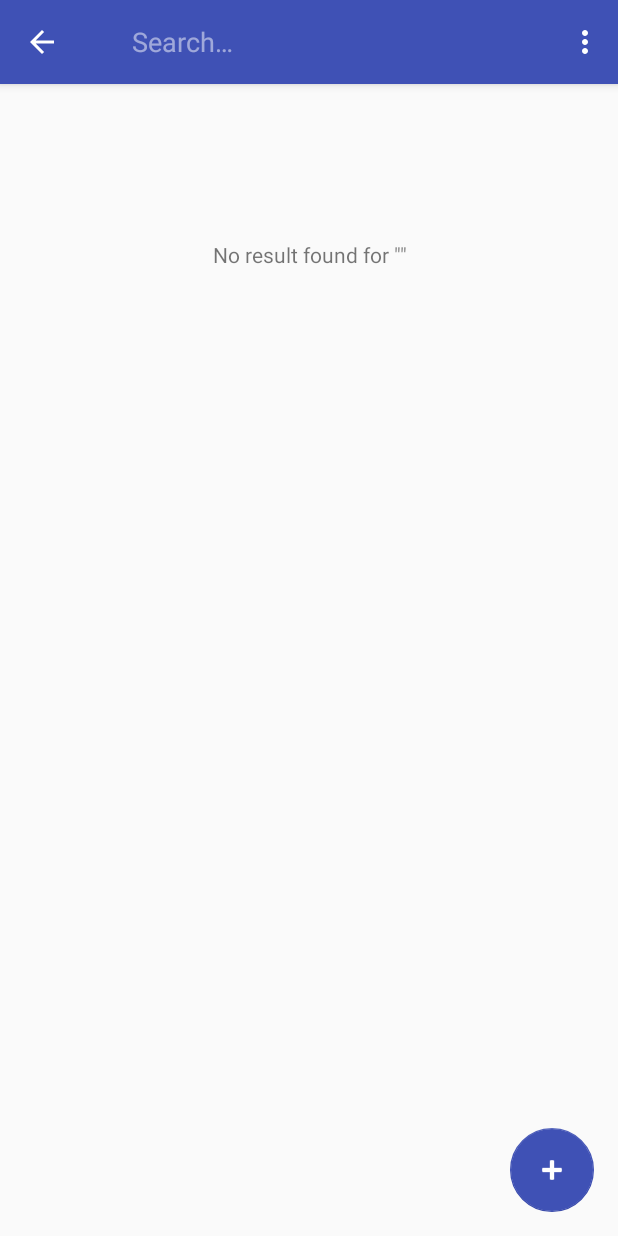
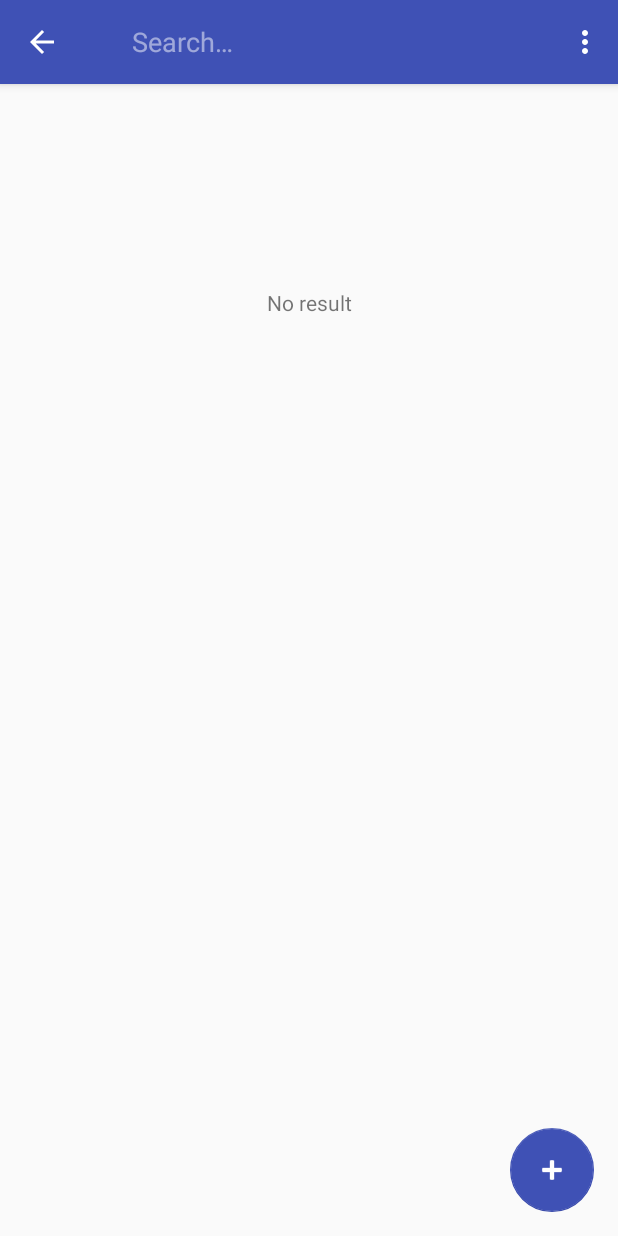
Before and after one commit to mryuezhang/NextText, an Android app: the screen it shows after launch (MessageListActivity), after a tap on "Search", on a phone screen of 412 x 824 dp. Run offline under Robolectric (Android 15) with nearby library versions, the phone set to English and light mode, and no system bars.

Commit message:
Optimized UI

```diff
--- a/app/src/main/java/com/example/yue/nexttext/DataType/Time.java
+++ b/app/src/main/java/com/example/yue/nexttext/DataType/Time.java
@@ -2,6 +2,7 @@ package com.example.yue.nexttext.DataType;
 
 import android.os.Parcel;
 import android.os.Parcelable;
+
 import java.util.Calendar;
 
 /**
@@ -19,9 +20,7 @@ public class Time implements Parcelable {
         this.status = newStatus;
     }
 
-    public Time() {}
-
-    protected Time(Parcel in) {
+    private Time(Parcel in) {
         date = in.readString();
         time = in.readString();
         type = in.readInt();
@@ -85,8 +84,6 @@ public class Time implements Parcelable {
             hour -= 12;
             AM = "PM";
         }
-
-
         return hour + ":" + minute + AM;
     }
 
--- a/app/src/main/java/com/example/yue/nexttext/UI/MessageListActivity.kt
+++ b/app/src/main/java/com/example/yue/nexttext/UI/MessageListActivity.kt
@@ -16,6 +16,7 @@ import android.util.Log
 import android.view.ActionMode
 import android.view.Menu
 import android.view.MenuItem
+import android.view.View
 import android.widget.AbsListView
 import android.widget.ListView
 import com.example.yue.nexttext.DataType.MessageWrapper
@@ -74,13 +75,10 @@ class MessageListActivity : AppCompatActivity(), NavigationView.OnNavigationItem
     override fun onCreateOptionsMenu(menu: Menu): Boolean {
         // Inflate the menu; this adds items to the action bar if it is present.
         menuInflater.inflate(R.menu.message_list, menu)
-        return true
-    }
 
-    override fun onPrepareOptionsMenu(menu: Menu?): Boolean {
         val searchManager = getSystemService(Context.SEARCH_SERVICE) as SearchManager
 
-        val searchMenuItem = menu!!.findItem(R.id.search)
+        val searchMenuItem = menu.findItem(R.id.search)
 
         val searchView = searchMenuItem.actionView as SearchView
 
@@ -96,13 +94,14 @@ class MessageListActivity : AppCompatActivity(), NavigationView.OnNavigationItem
                 (message_list.adapter as MessageListAdapter).filter.filter(newText)
                 return true
             }
-
         })
-
 
         searchMenuItem.setOnActionExpandListener(object : MenuItem.OnActionExpandListener {
             override fun onMenuItemActionCollapse(item: MenuItem): Boolean {
                 searchView.clearFocus()
+                findViewById<View>(R.id.emptyView_text).visibility = View.VISIBLE
+                findViewById<View>(R.id.no_result_empty_view).visibility = View.INVISIBLE
+                message_list.emptyView = emptyView_for_ListView
                 when(toolbar.title){
                     "SMS" -> setupMessageList_SMSOnly()
                     "Email" -> setupMessageList_EmailsOnly()
@@ -112,11 +111,14 @@ class MessageListActivity : AppCompatActivity(), NavigationView.OnNavigationItem
             }
 
             override fun onMenuItemActionExpand(item: MenuItem): Boolean {
-                // Do something when expanded
+                findViewById<View>(R.id.no_result_empty_view).visibility = View.VISIBLE
+                findViewById<View>(R.id.emptyView_text).visibility = View.INVISIBLE
+                message_list.emptyView = no_result_empty_view
                 return true  // Return true to expand action view
             }
         })
-        return super.onPrepareOptionsMenu(menu)
+
+        return true
     }
 
     override fun onOptionsItemSelected(item: MenuItem): Boolean = when (item.itemId) {
@@ -159,12 +161,13 @@ class MessageListActivity : AppCompatActivity(), NavigationView.OnNavigationItem
     //MARK: private methods
     private fun setupMessageList(){
         message_list.emptyView = emptyView_for_ListView
+        findViewById<View>(R.id.no_result_empty_view).visibility = View.INVISIBLE
 
         val messageListAdapter = MessageListAdapter(this@MessageListActivity, messageManager!!.allMessages)
 
         message_list.adapter = messageListAdapter
 
-        message_list.isTextFilterEnabled = true
+        //message_list.isTextFilterEnabled = true
 
         message_list.setOnItemClickListener { _, _, i, _ -> editMessage(i) }
 
--- a/app/src/main/java/com/example/yue/nexttext/UI/MessageListAdapter.kt
+++ b/app/src/main/java/com/example/yue/nexttext/UI/MessageListAdapter.kt
@@ -139,8 +139,8 @@ class MessageListAdapter(private val activity:Activity,
                 } else {
                     val tempList = ArrayList<MessageWrapper>()
                     for (messageWrapper in messageList) {
-                        if (messageWrapper.message._to.toLowerCase(Locale.getDefault()).contains(definedQuery)) tempList.add(messageWrapper)
-                        if (messageWrapper.message._content.toLowerCase(Locale.getDefault()).contains(definedQuery)) tempList.add(messageWrapper)
+                        if (messageWrapper.message._to.toLowerCase(Locale.getDefault()).contains(definedQuery) ||
+                                messageWrapper.message._content.toLowerCase(Locale.getDefault()).contains(definedQuery)) tempList.add(messageWrapper)
                     }
                     filterResult.count = tempList.size
                     filterResult.values = tempList
@@ -156,7 +156,8 @@ class MessageListAdapter(private val activity:Activity,
             if(p0 != null){
                 val definedQuery = p0.toString().toLowerCase(Locale.getDefault()).trim()
                 if (filteredList.size == 0) {
-                    activity.findViewById<TextView>(R.id.emptyView_text).text =activity.resources.getString(R.string.no_search_result, p0.toString())
+                    if(definedQuery == "") activity.findViewById<TextView>(R.id.no_result_text).text = "No result"
+                    else activity.findViewById<TextView>(R.id.no_result_text).text = activity.resources.getString(R.string.no_search_result, p0.toString())
                 }
                 messageList = if (definedQuery != "") filteredList
                 else fullList
--- a/app/src/main/res/layout/app_bar_message_list.xml
+++ b/app/src/main/res/layout/app_bar_message_list.xml
@@ -36,9 +36,9 @@
     <android.support.constraint.ConstraintLayout xmlns:android="http://schemas.android.com/apk/res/android"
         xmlns:app="http://schemas.android.com/apk/res-auto"
         android:id="@+id/emptyView_for_ListView"
-        android:orientation="vertical"
         android:layout_width="match_parent"
-        android:layout_height="match_parent">
+        android:layout_height="match_parent"
+        android:orientation="vertical">
 
         <TextView
             android:id="@+id/emptyView_text"
@@ -46,10 +46,11 @@
             android:layout_height="wrap_content"
             android:layout_marginLeft="16dp"
             android:layout_marginRight="16dp"
-            android:layout_marginTop="160dp"
             android:maxEms="41"
             android:text="@string/empty_view_default_text"
             android:textAlignment="center"
+            app:layout_constraintBottom_toBottomOf="parent"
+            app:layout_constraintHorizontal_bias="0.5"
             app:layout_constraintLeft_toLeftOf="parent"
             app:layout_constraintRight_toRightOf="parent"
             app:layout_constraintTop_toTopOf="parent" />
@@ -57,4 +58,25 @@
     </android.support.constraint.ConstraintLayout>
 
 
+    <android.support.constraint.ConstraintLayout
+        xmlns:android="http://schemas.android.com/apk/res/android"
+        xmlns:app="http://schemas.android.com/apk/res-auto"
+        android:id="@+id/no_result_empty_view"
+        android:layout_width="match_parent"
+        android:layout_height="match_parent">
+
+        <TextView
+            android:id="@+id/no_result_text"
+            android:layout_width="wrap_content"
+            android:layout_height="wrap_content"
+            android:layout_marginEnd="32dp"
+            android:layout_marginStart="32dp"
+            android:layout_marginTop="192dp"
+            android:text="TextView"
+            app:layout_constraintEnd_toEndOf="parent"
+            app:layout_constraintStart_toStartOf="parent"
+            app:layout_constraintTop_toTopOf="parent" />
+    </android.support.constraint.ConstraintLayout>
+
+
 </android.support.design.widget.CoordinatorLayout>
```
